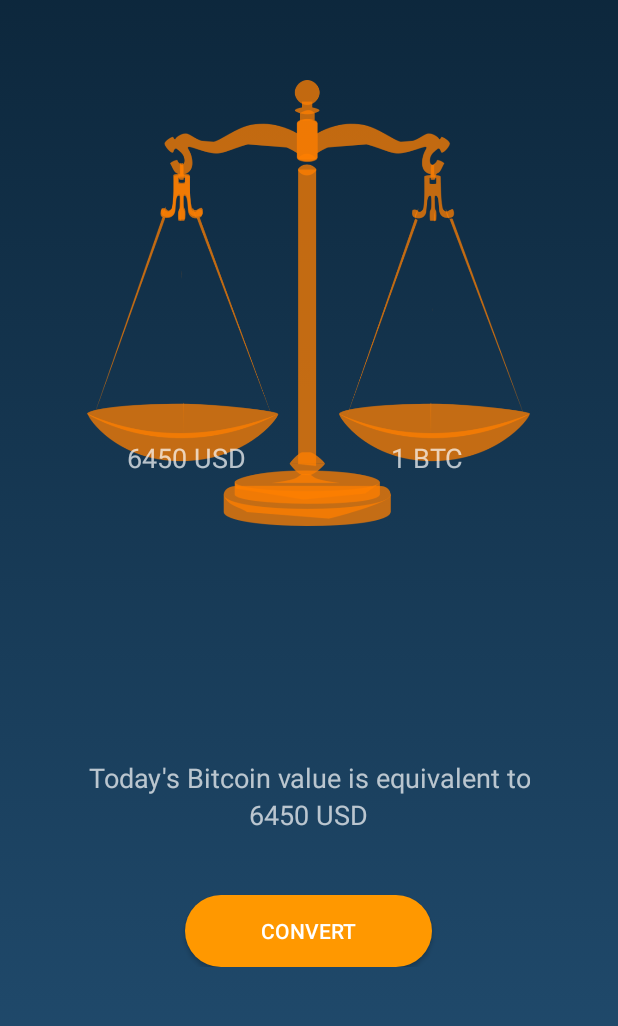
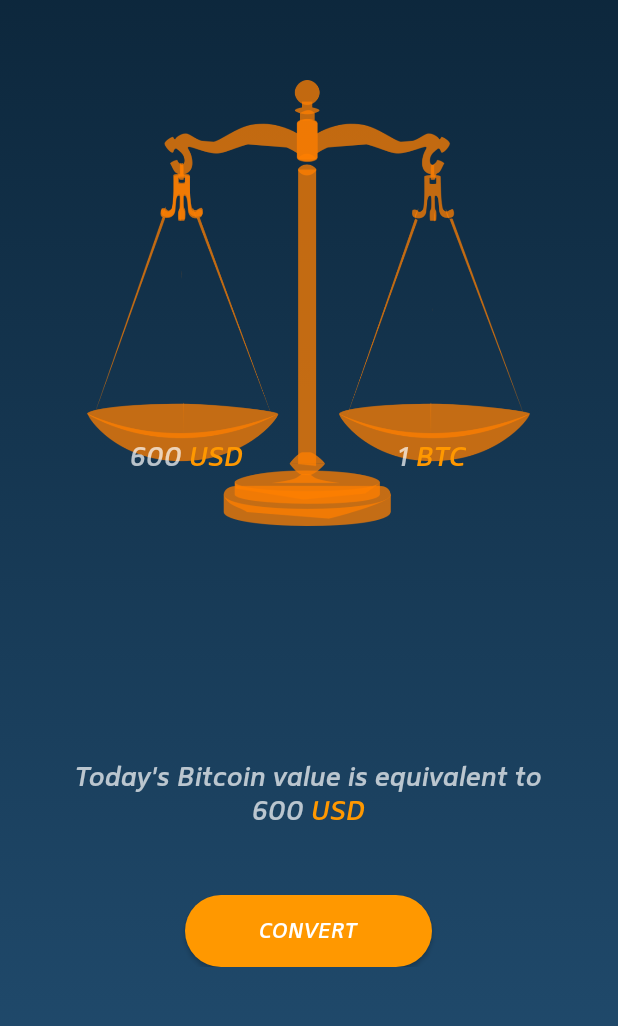
Before and after one commit to krozet/Bit-Me, an Android app: the RequestCurrency screen opened directly, with no data from a screen before it, after a tap on "CONVERT", on a phone screen of 412 x 824 dp, the part 167-1193 px from its top. Run offline under Robolectric (Android 15) with nearby library versions, the phone set to English and light mode, and no system bars.

Commit message:
KR added number animaion.

```diff
--- a/BitMe/app/src/main/java/com/bitme/rozet/k/bitme/CurrencyConversion.java
+++ b/BitMe/app/src/main/java/com/bitme/rozet/k/bitme/CurrencyConversion.java
@@ -1,6 +1,9 @@
 package com.bitme.rozet.k.bitme;
 
+import android.animation.ValueAnimator;
 import android.content.SharedPreferences;
+import android.graphics.Color;
+import android.graphics.Typeface;
 import android.preference.PreferenceManager;
 import android.support.v7.app.AppCompatActivity;
 import android.os.Bundle;
@@ -9,11 +12,12 @@ import android.widget.TextView;
 import android.widget.Toast;
 
 public class CurrencyConversion extends AppCompatActivity {
-    TextView numberTextView, abrvTextView, oneBTCTextView, todaysValueTextView, equivalentTextView;
+    TextView numberTextView, abrvTextView, oneTextView, btcTextView, todaysValueTextView, equivalentValueTextView, equivalentAbrvTextView;
     Button returnButton;
 
     SharedPreferences sharedPreferences;
     Currencies currencies;
+    Typeface mentone;
 
     int currencyPos;
     boolean executeOnResume = false;
@@ -26,40 +30,76 @@ public class CurrencyConversion extends AppCompatActivity {
         init();
         setupNumberTextView();
         setupAbrvTextView();
-        setupOneBTCTextView();
+        setupOneTextView();
+        setupBTCTextView();
         setupTodaysValueTextView();
-        setupEquivalentTextView();
+        setupEquivalentValueTextView();
+        setupEquivalentAbrvTextView();
         setupReturnButton();
+
+        startCountAnimation(600);
     }
 
     private void setupReturnButton() {
         returnButton = findViewById(R.id.currencyconversion_return);
+        returnButton.setTypeface(mentone);
     }
 
-    private void setupEquivalentTextView() {
-        equivalentTextView = findViewById(R.id.currencyconversion_equivalent_text);
+    private void setupEquivalentValueTextView() {
+        equivalentValueTextView = findViewById(R.id.currencyconversion_equivalent_value_text);
+        equivalentValueTextView.setTypeface(mentone);
+    }
+
+    private void setupEquivalentAbrvTextView() {
+        equivalentAbrvTextView = findViewById(R.id.currencyconversion_equivalent_abrv_text);
+        equivalentAbrvTextView.setTextColor(Color.parseColor("#FF9800"));
+        equivalentAbrvTextView.setTypeface(mentone);
     }
 
     private void setupTodaysValueTextView() {
         todaysValueTextView = findViewById(R.id.currencyconversion_todays_value_text);
+        todaysValueTextView.setTypeface(mentone);
     }
 
-    private void setupOneBTCTextView() {
-        oneBTCTextView = findViewById(R.id.currencyconversion_one_btc_text);
+    private void setupOneTextView() {
+        oneTextView = findViewById(R.id.currencyconversion_one_text);
+        oneTextView.setTypeface(mentone);
+    }
+
+    private void setupBTCTextView() {
+        btcTextView = findViewById(R.id.currencyconversion_btc_text);
+        btcTextView.setTextColor(Color.parseColor("#FF9800"));
+        btcTextView.setTypeface(mentone);
     }
 
     private void setupAbrvTextView() {
         abrvTextView = findViewById(R.id.currencyconversion_abrv);
+        abrvTextView.setTextColor(Color.parseColor("#FF9800"));
+        abrvTextView.setTypeface(mentone);
     }
 
     private void setupNumberTextView() {
         numberTextView = findViewById(R.id.currencyconversion_number);
+        numberTextView.setTypeface(mentone);
+    }
+
+    private void startCountAnimation(int value) {
+        ValueAnimator animator = ValueAnimator.ofInt(0, value);
+        animator.setDuration(1500);
+        animator.addUpdateListener(new ValueAnimator.AnimatorUpdateListener() {
+            public void onAnimationUpdate(ValueAnimator animation) {
+                numberTextView.setText(animation.getAnimatedValue().toString());
+                equivalentValueTextView.setText(animation.getAnimatedValue().toString());
+            }
+        });
+        animator.start();
     }
 
     private void init() {
         sharedPreferences = PreferenceManager.getDefaultSharedPreferences(getBaseContext());
         currencyPos = sharedPreferences.getInt("currency", 0);
         currencies = new Currencies();
+        mentone = Typeface.createFromAsset(getAssets(),"fonts/mentone_semibol_ita.otf");
     }
 
     @Override
--- a/BitMe/app/src/main/java/com/bitme/rozet/k/bitme/RequestCurrency.java
+++ b/BitMe/app/src/main/java/com/bitme/rozet/k/bitme/RequestCurrency.java
@@ -24,6 +24,7 @@ public class RequestCurrency extends AppCompatActivity {
     Spinner selectCurrencySpinner;
 
     SharedPreferences sharedPreferences;
+    Typeface mentone;
     Currencies currency;
     String name;
 
@@ -73,13 +74,14 @@ public class RequestCurrency extends AppCompatActivity {
     }
 
     private void setupNameTextView() {
+        mentone = Typeface.createFromAsset(getAssets(),"fonts/mentone_semibol_ita.otf");
         nameTextView = findViewById(R.id.requestcurrency_name);
-        nameTextView.setTypeface(Typeface.createFromAsset(getAssets(),"fonts/mentone_semibol_ita.otf"));
+        nameTextView.setTypeface(mentone);
         String displayName = name + "!";
         nameTextView.setText(displayName);
 
         helloTextView = findViewById(R.id.requestcurrency_hello);
-        helloTextView.setTypeface(Typeface.createFromAsset(getAssets(),"fonts/mentone_semibol_ita.otf"));
+        helloTextView.setTypeface(mentone);
     }
 
     private void checkPreviouslyStarted() {
--- a/BitMe/app/src/main/res/layout/activity_currency_conversion.xml
+++ b/BitMe/app/src/main/res/layout/activity_currency_conversion.xml
@@ -69,48 +69,50 @@
                             android:layout_weight="45"
                             android:gravity="center"
                             android:layout_height="wrap_content">
+
                             <TextView
                                 android:id="@+id/currencyconversion_number"
                                 android:layout_width="wrap_content"
                                 android:layout_height="wrap_content"
-                                android:text="6450 "
+                                android:text="6450"
                                 android:textSize="18sp"/>
 
                             <TextView
                                 android:id="@+id/currencyconversion_abrv"
                                 android:layout_width="wrap_content"
                                 android:layout_height="wrap_content"
-                                android:text="USD"
+                                android:text=" USD"
                                 android:textSize="18sp"/>
                         </LinearLayout>
 
                         <View
                             android:layout_width="0dp"
                             android:layout_height="0dp"
-                            android:layout_weight="12"/>
+                            android:layout_weight="13"/>
 
-                        <RelativeLayout
+                        <LinearLayout
                             android:layout_width="0dp"
                             android:layout_weight="40"
                             android:gravity="center"
                             android:layout_height="wrap_content">
 
                             <TextView
-                                android:id="@+id/currencyconversion_one_btc_text"
+                                android:id="@+id/currencyconversion_one_text"
                                 android:layout_width="wrap_content"
                                 android:layout_height="wrap_content"
-                                android:text="1 BTC"
+                                android:text="1 "
                                 android:textSize="18sp"/>
-                        </RelativeLayout>
 
-
+                            <TextView
+                                android:id="@+id/currencyconversion_btc_text"
+                                android:layout_width="wrap_content"
+                                android:layout_height="wrap_content"
+                                android:text="BTC"
+                                android:textSize="18sp"/>
+                        </LinearLayout>
                     </LinearLayout>
-
                 </LinearLayout>
             </RelativeLayout>
-
-
-
         </RelativeLayout>
 
         <RelativeLayout
@@ -133,13 +135,27 @@
                     android:text="@string/currencyconversion_equivalent"
                     android:textSize="18sp"/>
 
-                <TextView
-                    android:id="@+id/currencyconversion_equivalent_text"
+                <LinearLayout
                     android:layout_width="wrap_content"
-                    android:layout_height="wrap_content"
-                    android:gravity="center"
-                    android:text="6450 USD"
-                    android:textSize="18sp"/>
+                    android:layout_height="wrap_content">
+
+                    <TextView
+                        android:id="@+id/currencyconversion_equivalent_value_text"
+                        android:layout_width="wrap_content"
+                        android:layout_height="wrap_content"
+                        android:gravity="center"
+                        android:text="6450"
+                        android:textSize="18sp"/>
+
+                    <TextView
+                        android:id="@+id/currencyconversion_equivalent_abrv_text"
+                        android:layout_width="wrap_content"
+                        android:layout_height="wrap_content"
+                        android:gravity="center"
+                        android:text=" USD"
+                        android:textSize="18sp"/>
+                </LinearLayout>
+
             </LinearLayout>
         </RelativeLayout>
 
```
